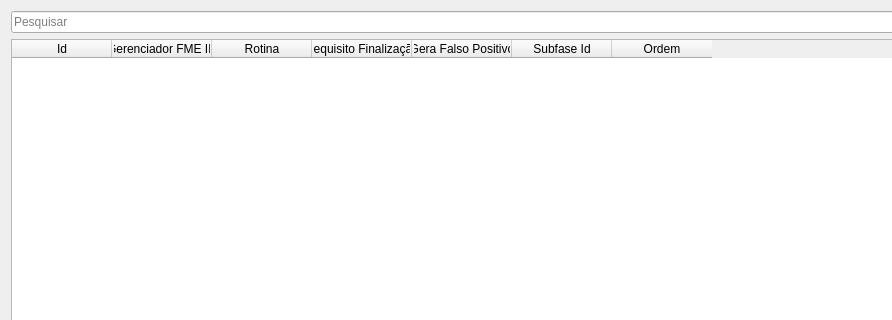
The window that uis/mFmeProfiles.ui (dsgoficial/SAP_Gerente) describes before a commit, drawn with Qt 5; both pictures show x 0 to 892 and y 0 to 320 of the 1107 by 462 pixel window.
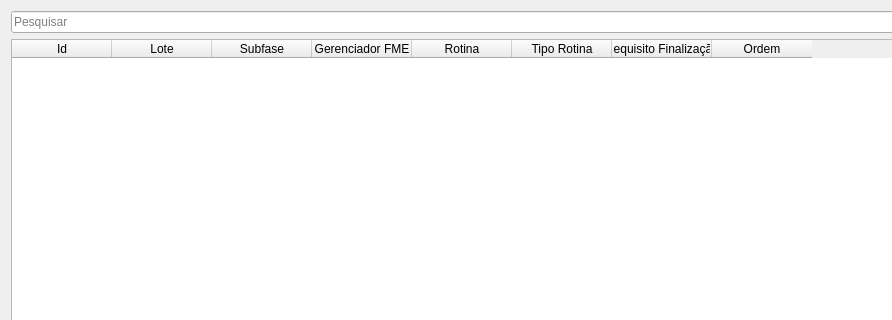
The same window after the commit.

Commit message: 1.36.7: a tela Gerenciar Perfis FME volta a abrir e a salvar

Patch:
```diff
--- a/uis/mFmeProfiles.ui
+++ b/uis/mFmeProfiles.ui
@@ -23,7 +23,17 @@
      </column>
      <column>
       <property name="text">
-       <string>Gerenciador FME ID</string>
+       <string>Lote</string>
+      </property>
+     </column>
+     <column>
+      <property name="text">
+       <string>Subfase</string>
+      </property>
+     </column>
+     <column>
+      <property name="text">
+       <string>Gerenciador FME</string>
       </property>
      </column>
      <column>
@@ -31,21 +41,16 @@
        <string>Rotina</string>
       </property>
      </column>
+     <column>
+      <property name="text">
+       <string>Tipo Rotina</string>
+      </property>
+     </column>
      <column>
       <property name="text">
        <string>Requisito Finalização</string>
       </property>
      </column>
-     <column>
-      <property name="text">
-       <string>Gera Falso Positivo</string>
-      </property>
-     </column>
-     <column>
-      <property name="text">
-       <string>Subfase Id</string>
-      </property>
-     </column>
      <column>
       <property name="text">
        <string>Ordem</string>
```
The commit also changes 4 other files.
